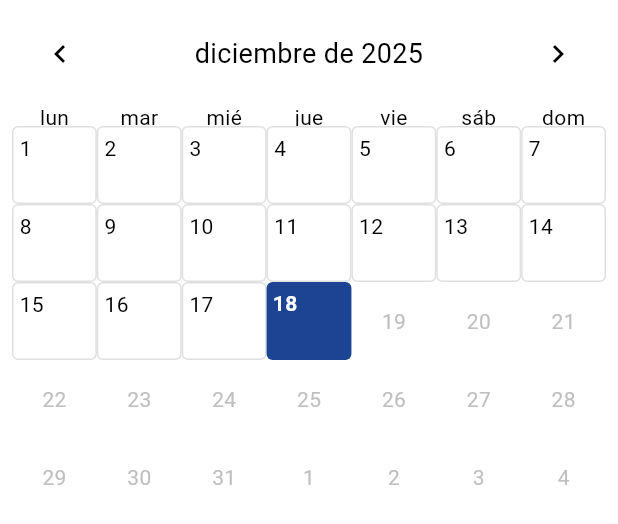
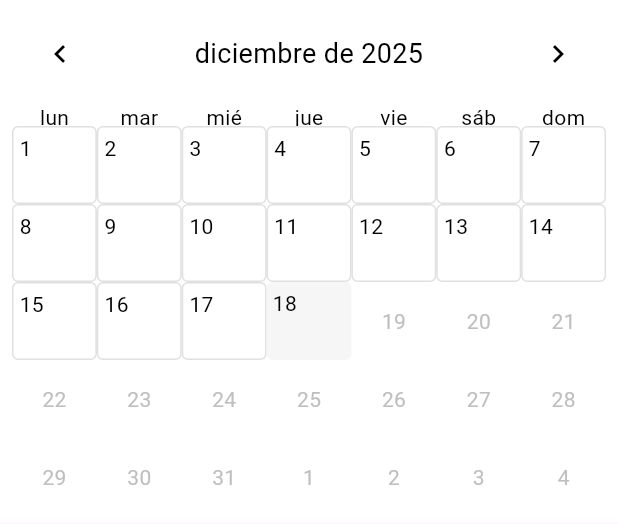
Before and after one commit to juanmarcos99/app, a Flutter app: the DiaryCalendar widget shown alone on an empty page, opened directly, on a phone screen of 412 x 824 dp. Shown: the top 524 px of the screen. Run offline on Flutter 3.47's test engine with Material 3 defaults, Android fonts, the phone set to English and light mode, and no system bars; drawn by our look-alikes of table_calendar; our stand-ins replace equatable, flutter_bloc, get_it, sqflite; accounts and stored records are empty.

Commit message:
Se cambio la parte visual del calendario, los indiacadores de crisis y los colores del dia selecionado y el dia actual

```diff
--- a/lib/core/theme/style/colors.dart
+++ b/lib/core/theme/style/colors.dart
@@ -3,15 +3,20 @@ import 'dart:ui';
 import 'package:flutter/material.dart';
 
 class AppColors {
-  //color primary
+
   static const Color primary = Color.fromARGB(255, 51, 128, 192);
-  //color para las letras en blanco
-  //color primary
+
+  static const Color primaryLight = Color.fromARGB(255, 202, 241, 255);
+
   static const Color secundary = Color.fromARGB(255, 28, 68, 146);
-  //color para las letras en blanco
+
   static const Color white = Color.fromARGB(255, 255, 255, 255);
-  //color para los bordes de los text field
+
   static const Color grey = Color.fromARGB(255, 192, 192, 192);
-  //color para los bordes de los text field
+
+  static const Color calendarActualDay = Color.fromARGB(255, 246, 246, 246);
+
+  static const Color calendarDaySelected = Color.fromARGB(255, 241, 241, 241);
+
   static const Color orange = Color.fromARGB(255, 255, 152, 0);
 }
--- a/lib/features/diary/ui/pages/dairy/widgets/table_calendar.dart
+++ b/lib/features/diary/ui/pages/dairy/widgets/table_calendar.dart
@@ -95,7 +95,7 @@ class _DiaryCalendarState extends State<DiaryCalendar> {
                   children: [
                     Container(
                       decoration: BoxDecoration(
-                        color: Colors.white,
+                        color: Colors.white, // Fondo día normal
                         borderRadius: BorderRadius.circular(4),
                         border: Border.all(color: Colors.grey.shade300),
                       ),
@@ -109,13 +109,15 @@ class _DiaryCalendarState extends State<DiaryCalendar> {
                     if (hasCrisis)
                       Align(
                         alignment: Alignment.bottomCenter,
+                        child: FractionallySizedBox(
+                          widthFactor: 0.7,
                           child: Container(
                             margin: const EdgeInsets.only(bottom: 4),
-                          width: 20,
                             height: 4,
                             decoration: BoxDecoration(
-                            color: const Color.fromARGB(255, 255, 136, 0),
+                              color: AppColors.primary, // 🎨 Barrita crisis
                               borderRadius: BorderRadius.circular(2),
+                            ),
                           ),
                         ),
                       ),
@@ -130,7 +132,7 @@ class _DiaryCalendarState extends State<DiaryCalendar> {
                   children: [
                     Container(
                       decoration: BoxDecoration(
-                        color: AppColors.secundary,
+                        color: AppColors.calendarActualDay, // Fondo día actual
                         borderRadius: BorderRadius.circular(4),
                       ),
                       alignment: Alignment.topLeft,
@@ -138,21 +140,23 @@ class _DiaryCalendarState extends State<DiaryCalendar> {
                       child: Text(
                         '${day.day}',
                         style: const TextStyle(
-                          color: Colors.white,
-                          fontWeight: FontWeight.bold,
+                          color: Colors.black,
+
                         ),
                       ),
                     ),
                     if (hasCrisis)
                       Align(
                         alignment: Alignment.bottomCenter,
+                        child: FractionallySizedBox(
+                          widthFactor: 0.7,
                           child: Container(
                             margin: const EdgeInsets.only(bottom: 4),
-                          width: 20,
                             height: 4,
                             decoration: BoxDecoration(
-                            color: const Color.fromARGB(255, 255, 136, 0),
+                              color: AppColors.primary, // Barrita crisis
                               borderRadius: BorderRadius.circular(2),
+                            ),
                           ),
                         ),
                       ),
@@ -167,7 +171,7 @@ class _DiaryCalendarState extends State<DiaryCalendar> {
                   children: [
                     Container(
                       decoration: BoxDecoration(
-                        color: AppColors.primary,
+                        color: AppColors.primaryLight, // 🎨 Fondo día seleccionado
                         borderRadius: BorderRadius.circular(4),
                       ),
                       alignment: Alignment.topLeft,
@@ -175,21 +179,23 @@ class _DiaryCalendarState extends State<DiaryCalendar> {
                       child: Text(
                         '${day.day}',
                         style: const TextStyle(
-                          color: Colors.white,
-                          fontWeight: FontWeight.bold,
+                          color: Color.fromARGB(255, 0, 0, 0),
+
                         ),
                       ),
                     ),
                     if (hasCrisis)
                       Align(
                         alignment: Alignment.bottomCenter,
+                        child: FractionallySizedBox(
+                          widthFactor: 0.7,
                           child: Container(
                             margin: const EdgeInsets.only(bottom: 4),
-                          width: 20,
                             height: 4,
                             decoration: BoxDecoration(
-                            color: const Color.fromARGB(255, 255, 136, 0),
+                              color: AppColors.primary, // 🎨 Barrita crisis
                               borderRadius: BorderRadius.circular(2),
+                            ),
                           ),
                         ),
                       ),
```
Also changed, not shown: 2 other files. Lines whose indentation alone changed are shown as unchanged.
